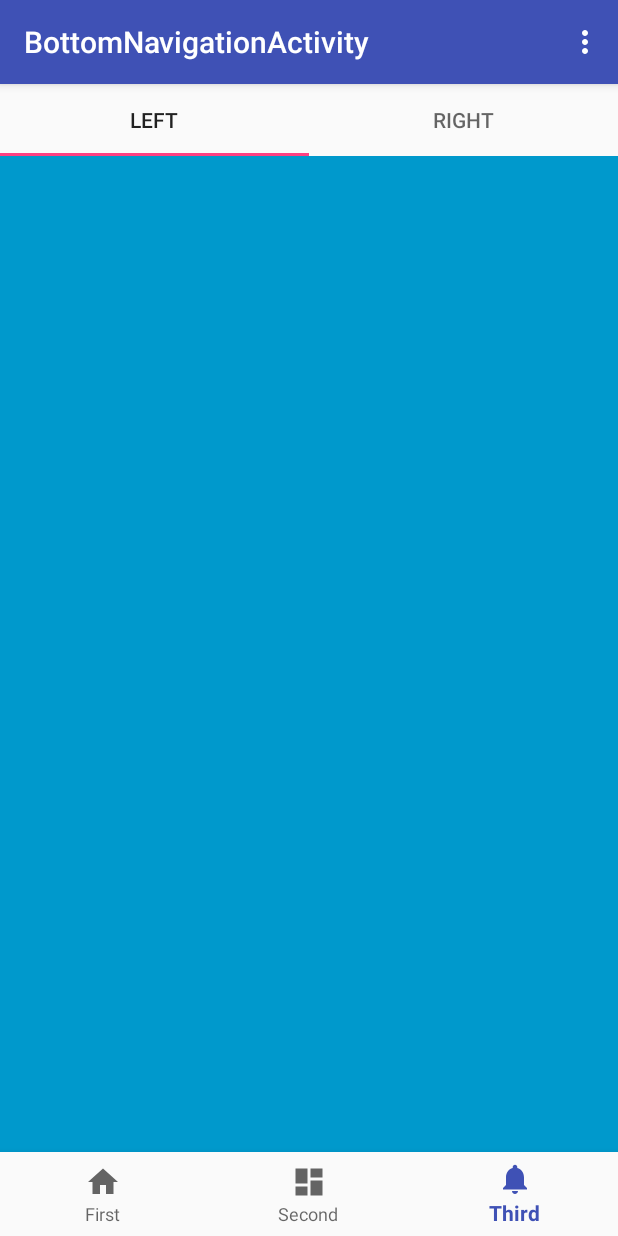
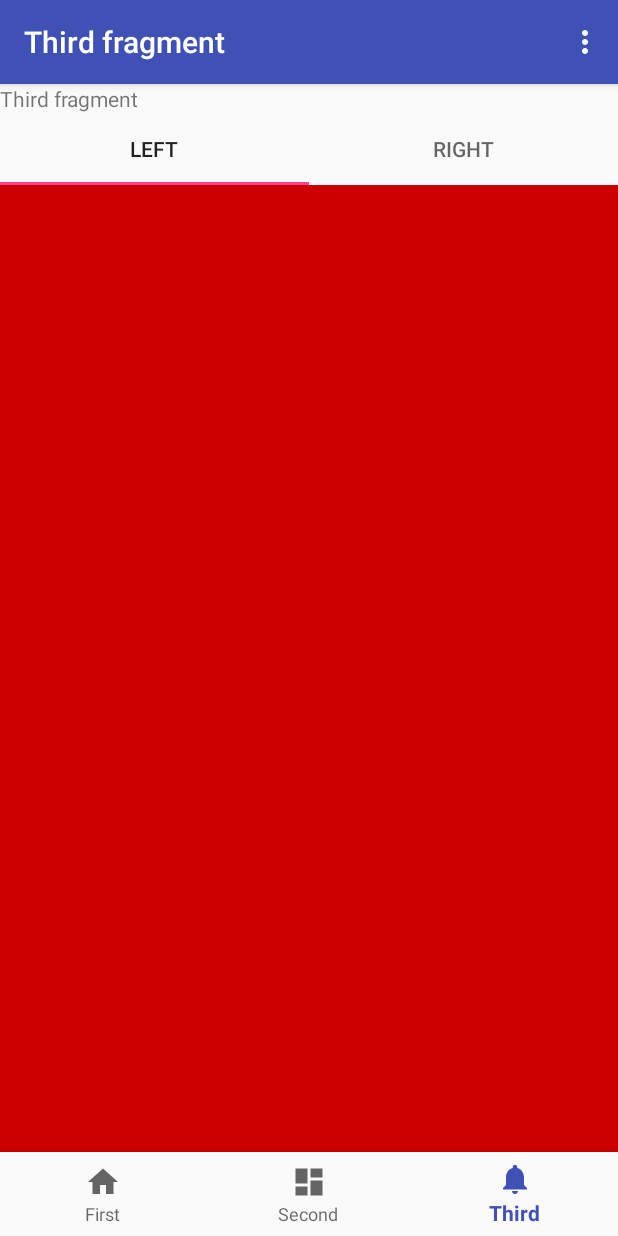
Before and after one commit to DmitriySafronov/AndroidStudy, an Android app: the BottomNavigationActivity screen opened directly, with no data from a screen before it, item 3 of the bottom bar chosen, on a phone screen of 412 x 824 dp. Run offline under Robolectric (Android 15) with nearby library versions, the phone set to English and light mode, and no system bars.

Commit message:
Задание выполнено

```diff
--- /dev/null
+++ b/app/src/main/java/pw/cyberbrain/androidstudy/BaseFragment.java
@@ -0,0 +1,38 @@
+package pw.cyberbrain.androidstudy;
+
+
+import android.support.v4.app.Fragment;
+import android.support.v7.app.ActionBar;
+import android.support.v7.app.AppCompatActivity;
+import android.util.Log;
+import android.view.View;
+import android.widget.TextView;
+
+
+public class BaseFragment extends Fragment {
+
+
+    public BaseFragment() {
+        // Required empty public constructor
+    }
+
+    @Override
+    public void onResume() {
+        super.onResume();
+
+        String mTitle = "";
+
+        View mView = getView();
+        AppCompatActivity mActivity = (AppCompatActivity) getActivity();
+        ActionBar mToolbar = mActivity.getSupportActionBar();
+
+        try {
+            TextView mText = mView.findViewById(R.id.content);
+            mTitle = mText.getText().toString();
+            mToolbar.setTitle(mTitle);
+        } catch (Exception e) {
+            Log.e("Title", e.toString());
+        }
+    }
+
+}
--- a/app/src/main/java/pw/cyberbrain/androidstudy/BottomNavigationActivity.java
+++ b/app/src/main/java/pw/cyberbrain/androidstudy/BottomNavigationActivity.java
@@ -8,7 +8,6 @@ import android.support.v4.app.Fragment;
 import android.support.v4.app.FragmentManager;
 import android.support.v4.app.FragmentTransaction;
 import android.support.v7.app.AppCompatActivity;
-import android.support.v7.widget.Toolbar;
 import android.view.Menu;
 import android.view.MenuItem;
 import android.view.View;
@@ -19,8 +18,6 @@ public class BottomNavigationActivity extends AppCompatActivity {
     Fragment firstFragment;
     Fragment secondFragment;
     Fragment thirdFragment;
-
-    Toolbar toolbar;
 
     private BottomNavigationView.OnNavigationItemSelectedListener mOnNavigationItemSelectedListener
             = new BottomNavigationView.OnNavigationItemSelectedListener() {
@@ -53,8 +50,6 @@ public class BottomNavigationActivity extends AppCompatActivity {
     protected void onCreate(Bundle savedInstanceState) {
             super.onCreate(savedInstanceState);
             setContentView(R.layout.activity_bottom_navigation);
-            toolbar = (Toolbar) findViewById(R.id.toolbar);
-//            setSupportActionBar(toolbar);
 
             // new Fragments
             firstFragment = new FirstFragment();
--- a/app/src/main/java/pw/cyberbrain/androidstudy/FirstFragment.java
+++ b/app/src/main/java/pw/cyberbrain/androidstudy/FirstFragment.java
@@ -2,17 +2,12 @@ package pw.cyberbrain.androidstudy;
 
 
 import android.os.Bundle;
-import android.support.v4.app.Fragment;
 import android.view.LayoutInflater;
 import android.view.View;
 import android.view.ViewGroup;
-import android.widget.TextView;
 
 
-/**
- * A simple {@link Fragment} subclass.
- */
-public class FirstFragment extends Fragment {
+public class FirstFragment extends BaseFragment {
 
 
     public FirstFragment() {
--- a/app/src/main/java/pw/cyberbrain/androidstudy/SecondFragment.java
+++ b/app/src/main/java/pw/cyberbrain/androidstudy/SecondFragment.java
@@ -2,16 +2,12 @@ package pw.cyberbrain.androidstudy;
 
 
 import android.os.Bundle;
-import android.support.v4.app.Fragment;
 import android.view.LayoutInflater;
 import android.view.View;
 import android.view.ViewGroup;
 
 
-/**
- * A simple {@link Fragment} subclass.
- */
-public class SecondFragment extends Fragment {
+public class SecondFragment extends BaseFragment {
 
 
     public SecondFragment() {
--- a/app/src/main/java/pw/cyberbrain/androidstudy/ThirdFragment.java
+++ b/app/src/main/java/pw/cyberbrain/androidstudy/ThirdFragment.java
@@ -10,16 +10,12 @@ import android.support.v4.view.ViewPager;
 import android.view.LayoutInflater;
 import android.view.View;
 import android.view.ViewGroup;
-import android.widget.TableLayout;
 
 import java.util.ArrayList;
 import java.util.List;
 
 
-/**
- * A simple {@link Fragment} subclass.
- */
-public class ThirdFragment extends Fragment {
+public class ThirdFragment extends BaseFragment {
 
     List<Fragment> mTabs = new ArrayList<>();
     TabsAdapter mTabsAdapter;
@@ -35,8 +31,8 @@ public class ThirdFragment extends Fragment {
     public void onCreate(Bundle savedInstanceState){
         super.onCreate(savedInstanceState);
 
+        mTabs.add(new RedFragment());
         mTabs.add(new BlueFragment());
-        mTabs.add(new RedFragment());
     }
 
 
@@ -50,13 +46,14 @@ public class ThirdFragment extends Fragment {
         mViewPager = mView.findViewById(R.id.my_pager);
         mViewPager.setAdapter(mTabsAdapter);
 
-        TabLayout tabLayout = mView.findViewById(R.id.tabs);
-        tabLayout.addOnTabSelectedListener(new TabLayout.ViewPagerOnTabSelectedListener(mViewPager));
+        TabLayout mTabLayout = mView.findViewById(R.id.tabs);
+        mTabLayout.addOnTabSelectedListener(new TabLayout.ViewPagerOnTabSelectedListener(mViewPager));
 
-        mViewPager.addOnPageChangeListener(new TabLayout.TabLayoutOnPageChangeListener(tabLayout));
+        mViewPager.addOnPageChangeListener(new TabLayout.TabLayoutOnPageChangeListener(mTabLayout));
 
         return mView;
     }
+
 
     public class TabsAdapter extends FragmentStatePagerAdapter{
 
@@ -74,4 +71,5 @@ public class ThirdFragment extends Fragment {
             return mTabs.size();
         }
     }
+
 }
--- a/app/src/main/res/layout/fragment_third.xml
+++ b/app/src/main/res/layout/fragment_third.xml
@@ -5,6 +5,13 @@
     android:fitsSystemWindows="true"
     tools:context="pw.cyberbrain.androidstudy.ThirdFragment"
     android:orientation="vertical">
+
+
+    <TextView
+        android:id="@+id/content"
+        android:layout_width="match_parent"
+        android:layout_height="wrap_content"
+        android:text="Third fragment" />
 
     <android.support.design.widget.TabLayout
         android:id="@+id/tabs"
```
